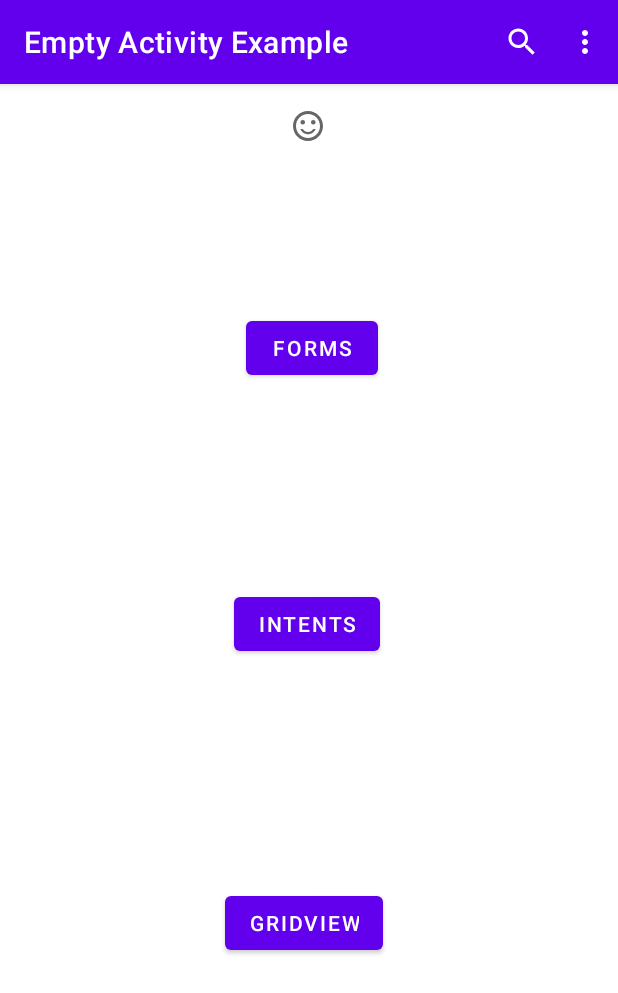
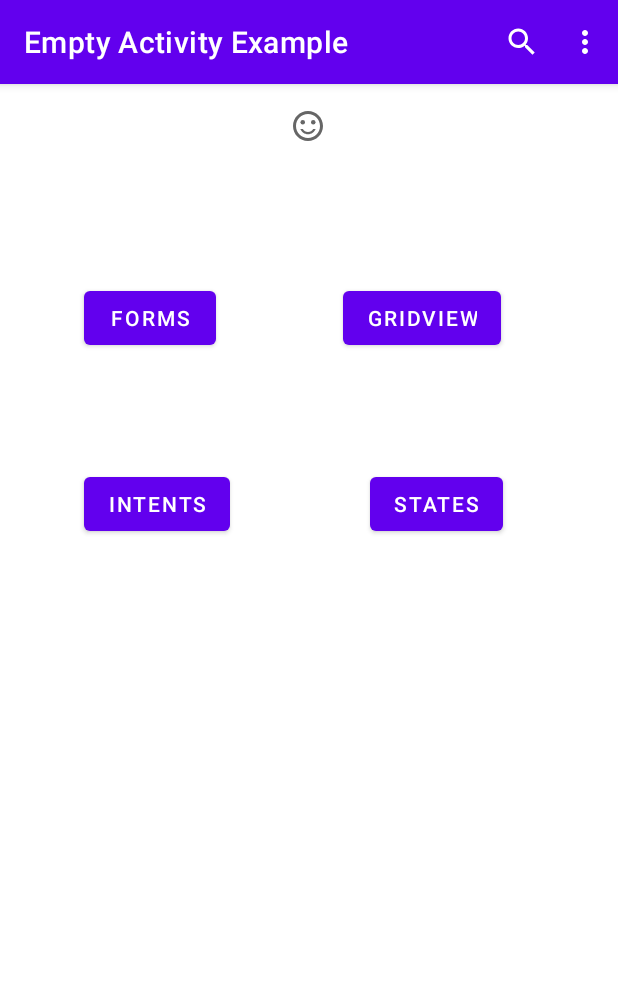
Before and after one commit to ElzaCS/EmptyActivityExample, an Android app: the screen it shows after launch (MainActivity), on a phone screen of 412 x 824 dp. Shown: the top 993 px of the screen. Run offline under Robolectric (Android 15) with nearby library versions, the phone set to English and light mode, and no system bars.

Commit message:
Add activity to demo activity-states

```diff
--- a/app/src/main/AndroidManifest.xml
+++ b/app/src/main/AndroidManifest.xml
@@ -9,7 +9,8 @@
         android:roundIcon="@mipmap/ic_launcher_round"
         android:supportsRtl="true"
         android:theme="@style/Theme.EmptyActivityExample">
-        <activity android:name=".activity_gridview"></activity>
+        <activity android:name=".Activity_states"></activity>
+        <activity android:name=".activity_gridview" />
         <activity android:name=".IntentGetActivity">
             <intent-filter>
                 <action android:name="android.intent.action.SEND" />
@@ -20,7 +21,7 @@
             </intent-filter>
         </activity>
         <activity android:name=".FormFieldsActivity" />
-        <activity android:name=".IntentUsageActivity"></activity>
+        <activity android:name=".IntentUsageActivity" />
         <activity android:name=".MainActivity">
             <intent-filter>
                 <action android:name="android.intent.action.MAIN" />
--- a/app/src/main/java/com/example/emptyactivityexample/MainActivity.java
+++ b/app/src/main/java/com/example/emptyactivityexample/MainActivity.java
@@ -56,12 +56,21 @@ public class MainActivity extends AppCompatActivity {
                 startActivity(intent);
             }
         });
-        //ACTIVITY - IGRIDVIEW
+        //ACTIVITY - GRIDVIEW
         Button btn_gridview = findViewById(R.id.btn_gridview);
         btn_gridview.setOnClickListener(new View.OnClickListener() {
             @Override
             public void onClick(View v) {
                 Intent intent = new Intent(MainActivity.this, activity_gridview.class);
+                startActivity(intent);
+            }
+        });
+        //ACTIVITY - STATES
+        Button btn_states = findViewById(R.id.btn_states);
+        btn_states.setOnClickListener(new View.OnClickListener() {
+            @Override
+            public void onClick(View v) {
+                Intent intent = new Intent(MainActivity.this, Activity_states.class);
                 startActivity(intent);
             }
         });
--- a/app/src/main/res/layout/activity_main.xml
+++ b/app/src/main/res/layout/activity_main.xml
@@ -22,10 +22,10 @@
         android:id="@+id/btn_forms"
         android:layout_width="wrap_content"
         android:layout_height="wrap_content"
-        android:layout_marginTop="112dp"
+        android:layout_marginStart="56dp"
+        android:layout_marginLeft="56dp"
+        android:layout_marginTop="92dp"
         android:text="Forms"
-        app:layout_constraintEnd_toEndOf="parent"
-        app:layout_constraintHorizontal_bias="0.507"
         app:layout_constraintStart_toStartOf="parent"
         app:layout_constraintTop_toBottomOf="@+id/imageView" />
 
@@ -33,10 +33,10 @@
         android:id="@+id/btn_intents"
         android:layout_width="wrap_content"
         android:layout_height="wrap_content"
-        android:layout_marginTop="136dp"
+        android:layout_marginStart="56dp"
+        android:layout_marginLeft="56dp"
+        android:layout_marginTop="76dp"
         android:text="Intents"
-        app:layout_constraintEnd_toEndOf="parent"
-        app:layout_constraintHorizontal_bias="0.495"
         app:layout_constraintStart_toStartOf="parent"
         app:layout_constraintTop_toBottomOf="@+id/btn_forms" />
 
@@ -44,12 +44,22 @@
         android:id="@+id/btn_gridview"
         android:layout_width="wrap_content"
         android:layout_height="wrap_content"
+        android:layout_marginTop="92dp"
         android:text="GridVIew"
-        app:layout_constraintBottom_toBottomOf="parent"
         app:layout_constraintEnd_toEndOf="parent"
-        app:layout_constraintHorizontal_bias="0.49"
-        app:layout_constraintStart_toStartOf="parent"
-        app:layout_constraintTop_toBottomOf="@+id/btn_intents"
-        app:layout_constraintVertical_bias="0.45" />
+        app:layout_constraintHorizontal_bias="0.521"
+        app:layout_constraintStart_toEndOf="@+id/btn_forms"
+        app:layout_constraintTop_toBottomOf="@+id/imageView" />
+
+    <Button
+        android:id="@+id/btn_states"
+        android:layout_width="wrap_content"
+        android:layout_height="wrap_content"
+        android:layout_marginTop="76dp"
+        android:text="States"
+        app:layout_constraintEnd_toEndOf="parent"
+        app:layout_constraintHorizontal_bias="0.549"
+        app:layout_constraintStart_toEndOf="@+id/btn_intents"
+        app:layout_constraintTop_toBottomOf="@+id/btn_gridview" />
 
 </androidx.constraintlayout.widget.ConstraintLayout>
```
Also changed, not shown: app/src/main/java/com/example/emptyactivityexample/Activity_states.java (added, +69 -0 lines), app/src/main/res/layout/activity_states.xml (added, +108 -0 lines).
